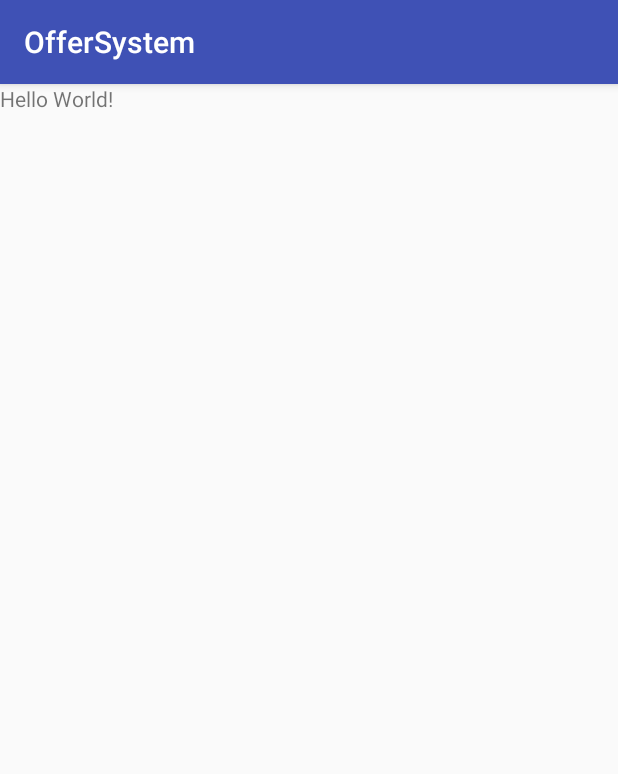
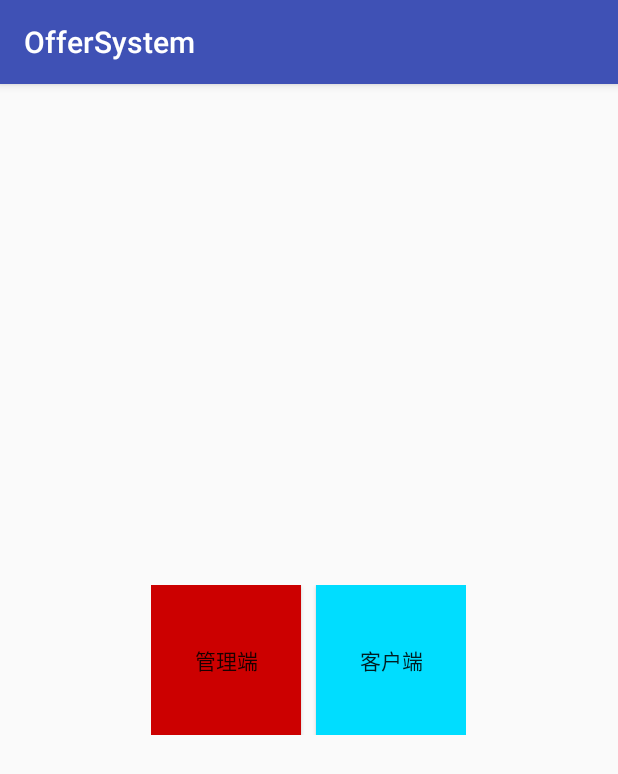
Before and after one commit to linglu/offersystem, an Android app: the screen it shows after launch (MainActivity), on a phone screen of 412 x 824 dp. Shown: the top 774 px of the screen. Run offline under Robolectric (Android 15) with nearby library versions, the phone set to English and light mode, and no system bars.

Commit message:
添加布局文件

```diff
--- /dev/null
+++ b/app/src/main/java/com/linky/offersystem/MainActivity.java
@@ -0,0 +1,31 @@
+package com.linky.shippricesearch;
+
+import android.content.Intent;
+import android.support.v7.app.AppCompatActivity;
+import android.os.Bundle;
+import android.view.View;
+
+public class MainActivity extends AppCompatActivity {
+
+    @Override
+    protected void onCreate(Bundle savedInstanceState) {
+        super.onCreate(savedInstanceState);
+        setContentView(R.layout.activity_main);
+
+        findViewById(R.id.btn_manage).setOnClickListener(new View.OnClickListener() {
+            @Override
+            public void onClick(View view) {
+                Intent intent = new Intent(MainActivity.this, ManagerActivity.class);
+                startActivity(intent);
+            }
+        });
+
+        findViewById(R.id.btn_client).setOnClickListener(new View.OnClickListener() {
+            @Override
+            public void onClick(View view) {
+                Intent intent = new Intent(MainActivity.this, SearchActivity.class);
+                startActivity(intent);
+            }
+        });
+    }
+}
--- a/app/src/main/res/layout/activity_main.xml
+++ b/app/src/main/res/layout/activity_main.xml
@@ -6,10 +6,32 @@
     android:layout_height="match_parent"
 >
 
-    <TextView
+    <LinearLayout
         android:layout_width="wrap_content"
         android:layout_height="wrap_content"
-        android:text="Hello World!"
-    />
+        android:layout_centerInParent="true"
+    >
+
+        <Button
+            android:id="@+id/btn_manage"
+            android:layout_width="100dp"
+            android:layout_height="100dp"
+            android:background="@android:color/holo_red_dark"
+            android:gravity="center"
+            android:text="管理端"
+        />
+
+        <Button
+            android:id="@+id/btn_client"
+            android:layout_width="100dp"
+            android:layout_height="100dp"
+            android:layout_marginLeft="10dp"
+            android:background="@android:color/holo_blue_bright"
+            android:gravity="center"
+            android:text="客户端"
+        />
+
+    </LinearLayout>
+
 
 </RelativeLayout>
```
Also changed, not shown: app/src/main/java/com/linky/offersystem/ManagerActivity.java (added, +84 -0 lines), app/src/main/java/com/linky/offersystem/SearchActivity.java (added, +17 -0 lines), app/src/main/res/layout/activity_manage.xml (added, +178 -0 lines), app/src/main/res/layout/activity_search.xml (added, +35 -0 lines), app/src/main/res/values/arrays.xml (added, +16 -0 lines).
